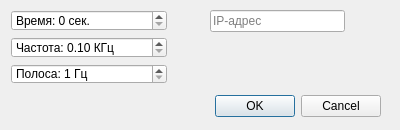
This is radio/optionsDialog.ui in cyril-orlov/radio as Qt 5 draws it before an edit. The edited form follows.
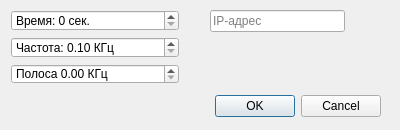
This is the edited form.

What changed in the file:
```diff
--- a/radio/optionsDialog.ui
+++ b/radio/optionsDialog.ui
@@ -43,7 +43,7 @@
     <rect>
      <x>11</x>
      <y>10</y>
-     <width>156</width>
+     <width>168</width>
      <height>74</height>
     </rect>
    </property>
@@ -79,23 +79,20 @@
        <double>0.100000000000000</double>
       </property>
       <property name="maximum">
-       <double>1000000.000000000000000</double>
+       <double>100000000.000000000000000</double>
       </property>
      </widget>
     </item>
     <item>
-     <widget class="QSpinBox" name="bandEdit">
-      <property name="suffix">
-       <string> Гц</string>
-      </property>
+     <widget class="QDoubleSpinBox" name="bandEdit">
       <property name="prefix">
-       <string>Полоса: </string>
+       <string>Полоса </string>
       </property>
-      <property name="minimum">
-       <number>1</number>
+      <property name="suffix">
+       <string> КГц</string>
       </property>
       <property name="maximum">
-       <number>10000000</number>
+       <double>10000000.000000000000000</double>
       </property>
      </widget>
     </item>
```
